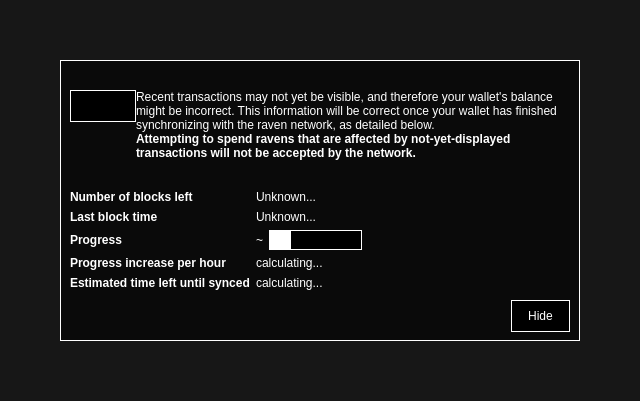
Before: the Qt Designer form src/qt/forms/modaloverlay.ui in NiftyRaven/x-coin, drawn with Qt 5.
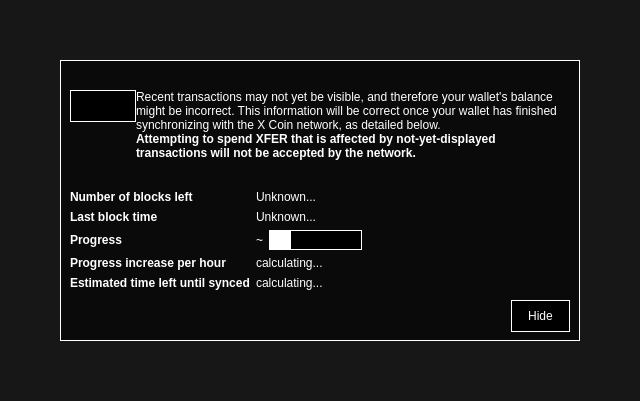
After: the same form once the commit is applied. Icons and pictures are not drawn. Custom widgets are drawn as their Qt base class.

Commit message:
Heavy wallet 1.0.22: balances, coin control, USDT, logo
Heavy wallet 1.0.22. Balances, coin control, USDT display, and the site logo. Consensus unchanged.

```diff
--- a/src/qt/forms/modaloverlay.ui
+++ b/src/qt/forms/modaloverlay.ui
@@ -132,7 +132,7 @@
              <item>
               <widget class="QLabel" name="infoText">
                <property name="text">
-                <string>Recent transactions may not yet be visible, and therefore your wallet's balance might be incorrect. This information will be correct once your wallet has finished synchronizing with the raven network, as detailed below.</string>
+                <string>Recent transactions may not yet be visible, and therefore your wallet's balance might be incorrect. This information will be correct once your wallet has finished synchronizing with the X Coin network, as detailed below.</string>
                </property>
                <property name="textFormat">
                 <enum>Qt::RichText</enum>
@@ -151,7 +151,7 @@
                 </font>
                </property>
                <property name="text">
-                <string>Attempting to spend ravens that are affected by not-yet-displayed transactions will not be accepted by the network.</string>
+                <string>Attempting to spend XFER that is affected by not-yet-displayed transactions will not be accepted by the network.</string>
                </property>
                <property name="textFormat">
                 <enum>Qt::RichText</enum>
```
The commit also changes 38 other files.
